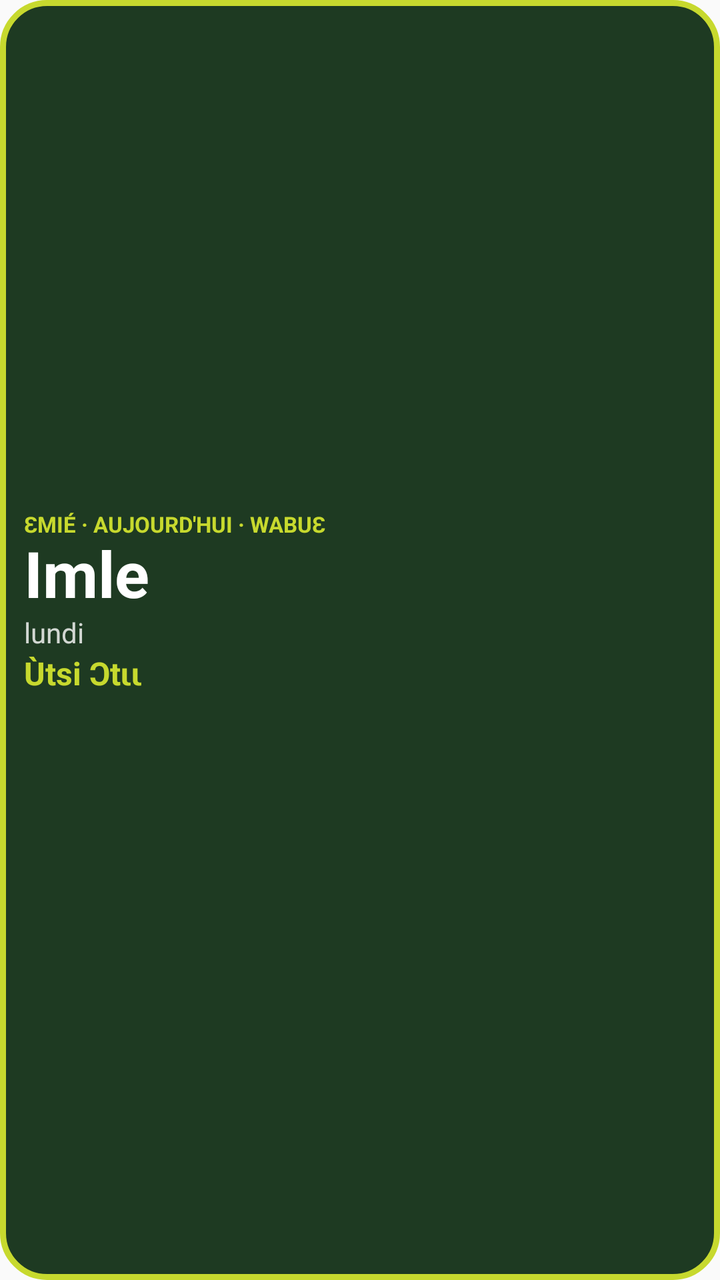
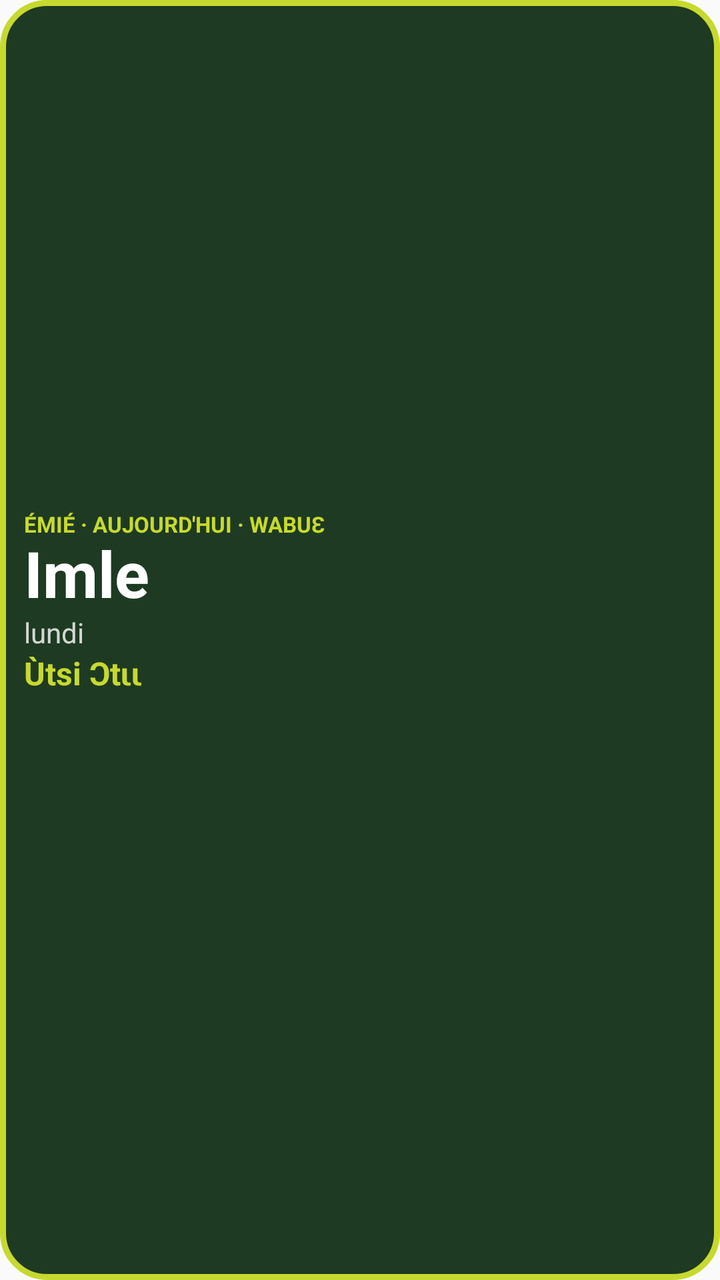

Before-and-after screenshots of an Android layout around one commit, followed by the original layout XML and the change that was made.
<!-- AndroidManifest.xml: application theme android:Theme.Material.Light.NoActionBar -->
<!-- res/layout/widget_calendrier.xml -->
<?xml version="1.0" encoding="utf-8"?>
<LinearLayout xmlns:android="http://schemas.android.com/apk/res/android"
    android:id="@+id/w_racine"
    android:layout_width="match_parent" android:layout_height="match_parent"
    android:orientation="vertical" android:padding="12dp" android:gravity="center_vertical"
    android:background="@drawable/fond_widget">
    <TextView android:layout_width="wrap_content" android:layout_height="wrap_content"
        android:text="ƐMIÉ · AUJOURD'HUI · WABUƐ" android:textColor="#FFC7D92E"
        android:textSize="11sp" android:textStyle="bold" />
    <TextView android:id="@+id/w_jour" android:layout_width="wrap_content" android:layout_height="wrap_content"
        android:text="Imle" android:textColor="#FFFFFFFF" android:textSize="32sp" android:textStyle="bold"
        android:includeFontPadding="false" />
    <TextView android:id="@+id/w_jour_fr" android:layout_width="wrap_content" android:layout_height="wrap_content"
        android:text="lundi" android:textColor="#CCFFFFFF" android:textSize="14sp" />
    <TextView android:id="@+id/w_mois" android:layout_width="wrap_content" android:layout_height="wrap_content"
        android:text="Ùtsi Ɔtɩɩ" android:textColor="#FFC7D92E" android:textSize="16sp" android:textStyle="bold" />
    <TextView android:id="@+id/w_marche" android:layout_width="wrap_content" android:layout_height="wrap_content"
        android:text="" android:textColor="#FFFFFFFF" android:textSize="14sp" />
    <TextView android:id="@+id/w_ovazu" android:layout_width="wrap_content" android:layout_height="wrap_content"
        android:text="" android:textColor="#FFE8C35A" android:textSize="14sp" android:textStyle="bold" />
</LinearLayout>
<!-- resources referenced by this layout -->
<resources>
  <!-- drawable fond_widget (drawable) -->
  <?xml version="1.0" encoding="utf-8"?>
  <shape xmlns:android="http://schemas.android.com/apk/res/android" android:shape="rectangle">
      <solid android:color="#FF1E3A22" />
      <corners android:radius="22dp" />
      <stroke android:width="3dp" android:color="#FFC7D92E" />
  </shape>
</resources>

<!-- the commit's change to res/layout/widget_calendrier.xml (unified diff, before → after) -->
@@ -5,7 +5,7 @@
     android:orientation="vertical" android:padding="12dp" android:gravity="center_vertical"
     android:background="@drawable/fond_widget">
     <TextView android:layout_width="wrap_content" android:layout_height="wrap_content"
-        android:text="ƐMIÉ · AUJOURD'HUI · WABUƐ" android:textColor="#FFC7D92E"
+        android:text="ÉMIÉ · AUJOURD'HUI · WABUƐ" android:textColor="#FFC7D92E"
         android:textSize="11sp" android:textStyle="bold" />
     <TextView android:id="@+id/w_jour" android:layout_width="wrap_content" android:layout_height="wrap_content"
         android:text="Imle" android:textColor="#FFFFFFFF" android:textSize="32sp" android:textStyle="bold"
